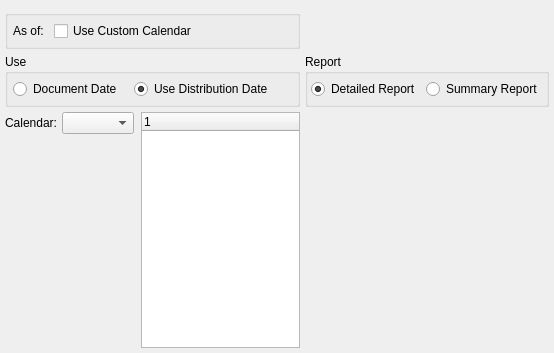
discountscott/qt-client, file guiclient/displays/dspTimePhasedOpenAPItems.ui: the form before one commit.
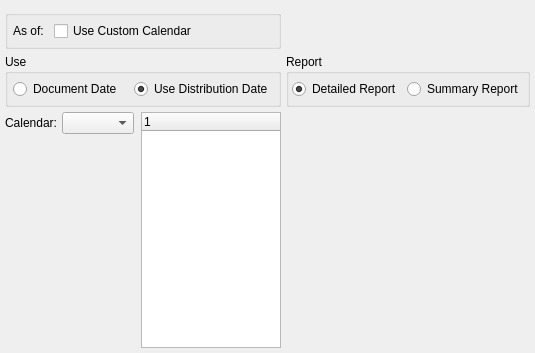
The form after the commit. Custom widgets are drawn as their Qt base class.

Patch:
```diff
--- a/guiclient/displays/dspTimePhasedOpenAPItems.ui
+++ b/guiclient/displays/dspTimePhasedOpenAPItems.ui
@@ -13,7 +13,7 @@
    <rect>
     <x>0</x>
     <y>0</y>
-    <width>554</width>
+    <width>398</width>
     <height>353</height>
    </rect>
   </property>
```
